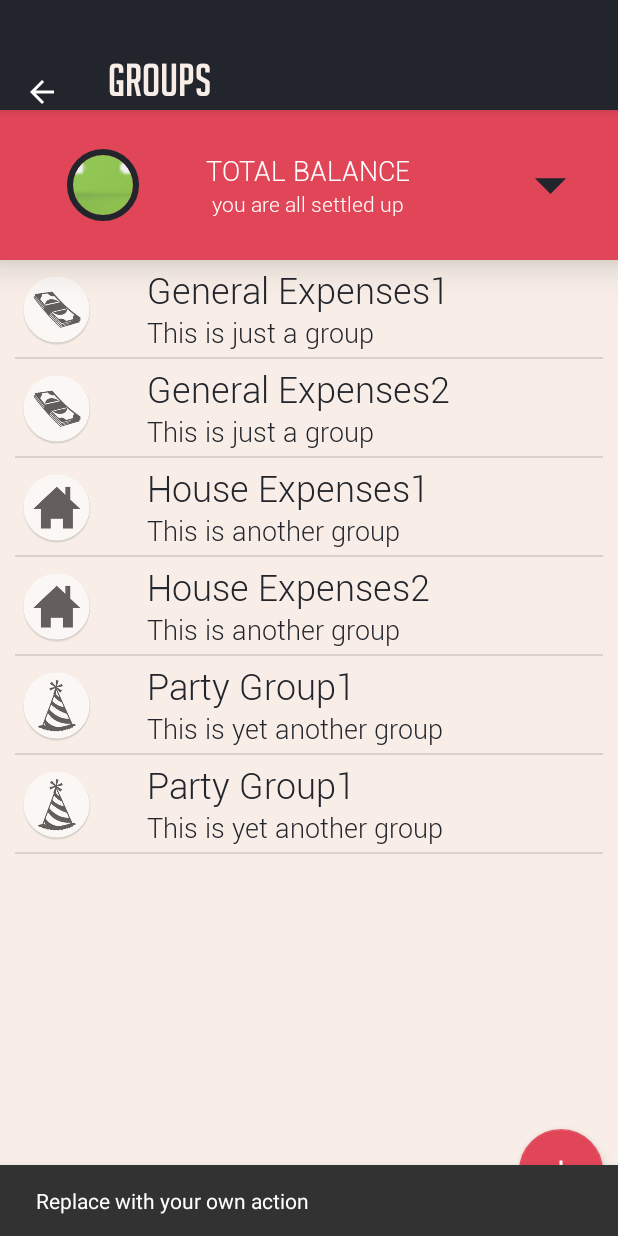
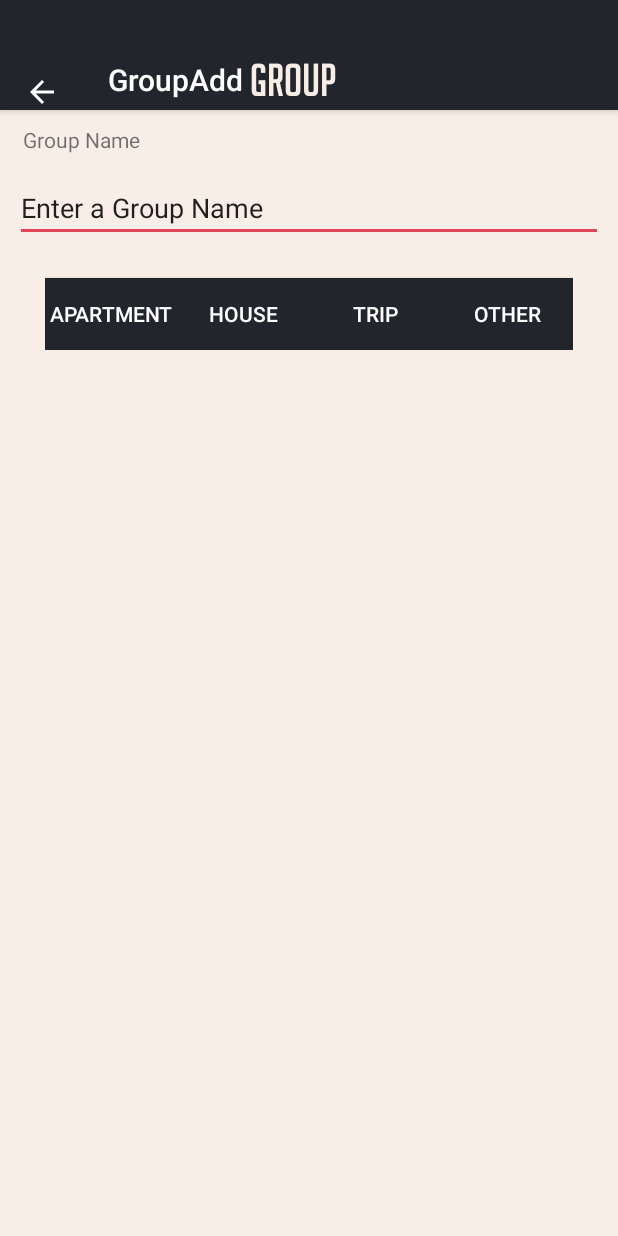
Before and after one commit to IamTheLime/BlockSplitWiseClient, an Android app: the Groups screen opened directly, with no data from a screen before it, after a tap on an icon or button, on a phone screen of 412 x 824 dp. Run offline under Robolectric (Android 15) with nearby library versions, the phone set to English and light mode, and no system bars; plain views replace CircularImageView.

Commit message:
Adicionado o GroupAdd mas não foi implementado

```diff
--- a/ClientBlockSplitWise/app/src/main/AndroidManifest.xml
+++ b/ClientBlockSplitWise/app/src/main/AndroidManifest.xml
@@ -5,7 +5,7 @@
     <!-- To auto-complete the email text field in the login form with the user's emails -->
     <uses-permission android:name="android.permission.GET_ACCOUNTS" />
     <uses-permission android:name="android.permission.READ_PROFILE" />
-    <uses-permission android:name="android.permission.INTERNET"/>
+    <uses-permission android:name="android.permission.INTERNET" />
     <uses-permission android:name="android.permission.READ_CONTACTS" />
 
     <application
@@ -64,6 +64,15 @@
                 android:name="android.support.PARENT_ACTIVITY"
                 android:value="com.blocksplitwise.clientblocksplitwise.Groups" />
         </activity>
+        <activity
+            android:name=".GroupAdd"
+            android:label="@string/title_activity_group_add"
+            android:parentActivityName=".Groups"
+            android:theme="@style/AppTheme.NoActionBar">
+            <meta-data
+                android:name="android.support.PARENT_ACTIVITY"
+                android:value="com.blocksplitwise.clientblocksplitwise.Groups" />
+        </activity>
     </application>
 
 </manifest>
--- /dev/null
+++ b/ClientBlockSplitWise/app/src/main/java/com/blocksplitwise/clientblocksplitwise/GroupAdd.java
@@ -0,0 +1,42 @@
+package com.blocksplitwise.clientblocksplitwise;
+
+import android.graphics.Typeface;
+import android.os.Build;
+import android.os.Bundle;
+import android.support.design.widget.FloatingActionButton;
+import android.support.design.widget.Snackbar;
+import android.support.v7.app.AppCompatActivity;
+import android.support.v7.widget.Toolbar;
+import android.view.View;
+import android.view.Window;
+import android.view.WindowManager;
+import android.widget.TextView;
+
+public class GroupAdd extends AppCompatActivity {
+
+    @Override
+    protected void onCreate(Bundle savedInstanceState) {
+        if (Build.VERSION.SDK_INT >= Build.VERSION_CODES.KITKAT) {
+            Window w = getWindow();
+            w.addFlags(WindowManager.LayoutParams.FLAG_TRANSLUCENT_STATUS);
+        }
+
+        super.onCreate(savedInstanceState);
+        setContentView(R.layout.activity_group_add);
+        Toolbar toolbar = (Toolbar) findViewById(R.id.toolbar);
+        /////////////////////////////FONT TOP///////////////////////////////////////
+        TextView tv = (TextView) findViewById(R.id.toolbar_title);
+        Typeface face = Typeface.createFromAsset((getAssets()),"font/Amethyst.ttf");
+        tv.setTypeface(face);
+        tv.setText("GROUP");
+        tv.setTextSize(30);
+        ////////////////////////////////////////////////////////////////////////////
+        setSupportActionBar(toolbar);
+        getSupportActionBar().setDisplayHomeAsUpEnabled(true);
+        findViewById(R.id.toolbar).setPadding(0,50,0,0);
+        getSupportActionBar().setDisplayHomeAsUpEnabled(true);
+
+
+    }
+
+}
--- a/ClientBlockSplitWise/app/src/main/java/com/blocksplitwise/clientblocksplitwise/Groups.java
+++ b/ClientBlockSplitWise/app/src/main/java/com/blocksplitwise/clientblocksplitwise/Groups.java
@@ -74,8 +74,8 @@ public class Groups extends AppCompatActivity {
         fab.setOnClickListener(new View.OnClickListener() {
             @Override
             public void onClick(View view) {
-                Snackbar.make(view, "Replace with your own action", Snackbar.LENGTH_LONG)
-                        .setAction("Action", null).show();
+                Intent addGroup = new Intent(Groups.this,GroupAdd.class);
+                startActivityForResult(addGroup,0);
             }
         });
         //Creates popup button whenever the arrow is pressed, Still A WIP
--- /dev/null
+++ b/ClientBlockSplitWise/app/src/main/res/layout/activity_group_add.xml
@@ -0,0 +1,34 @@
+<?xml version="1.0" encoding="utf-8"?>
+<android.support.design.widget.CoordinatorLayout xmlns:android="http://schemas.android.com/apk/res/android"
+    xmlns:app="http://schemas.android.com/apk/res-auto"
+    xmlns:tools="http://schemas.android.com/tools"
+    android:layout_width="match_parent"
+    android:layout_height="match_parent"
+    tools:context="com.blocksplitwise.clientblocksplitwise.GroupAdd">
+
+    <android.support.design.widget.AppBarLayout
+        android:layout_width="match_parent"
+        android:layout_height="wrap_content"
+        android:theme="@style/AppTheme.AppBarOverlay">
+
+        <android.support.v7.widget.Toolbar
+            android:id="@+id/toolbar"
+            android:layout_width="match_parent"
+            android:layout_height="73dp"
+            android:background="@drawable/side_nav_bar"
+            app:popupTheme="@style/AppTheme.PopupOverlay">
+            <TextView
+                style="@style/TextAppearance.AppCompat.Widget.ActionBar.Title"
+                android:id="@+id/toolbar_title"
+                android:text="TESTE"
+                android:layout_width="wrap_content"
+                android:layout_height="wrap_content"
+                android:textColor="@color/colorBG"
+                android:elevation="20dp"/>
+        </android.support.v7.widget.Toolbar>
+
+    </android.support.design.widget.AppBarLayout>
+
+    <include layout="@layout/content_group_add" />
+
+</android.support.design.widget.CoordinatorLayout>
--- /dev/null
+++ b/ClientBlockSplitWise/app/src/main/res/layout/content_group_add.xml
@@ -0,0 +1,98 @@
+<?xml version="1.0" encoding="utf-8"?>
+<RelativeLayout xmlns:android="http://schemas.android.com/apk/res/android"
+    xmlns:app="http://schemas.android.com/apk/res-auto"
+    xmlns:tools="http://schemas.android.com/tools"
+    android:layout_width="match_parent"
+    android:layout_height="match_parent"
+    app:layout_behavior="@string/appbar_scrolling_view_behavior"
+    tools:context="com.blocksplitwise.clientblocksplitwise.GroupAdd"
+    tools:showIn="@layout/activity_group_add">
+
+    <RelativeLayout
+        android:layout_width="match_parent"
+        android:layout_height="180dp"
+        android:id="@+id/relativeLayout">
+
+    <TextView
+        android:id="@+id/textView4"
+        android:layout_width="wrap_content"
+        android:layout_height="wrap_content"
+        android:layout_alignParentTop="true"
+        android:layout_alignStart="@+id/editText"
+        android:layout_marginStart="5dp"
+        android:layout_marginTop="10dp"
+        android:text="Group Name" />
+
+    <EditText
+        android:id="@+id/editText"
+        android:layout_width="match_parent"
+        android:layout_height="wrap_content"
+        android:layout_marginTop="13dp"
+        android:ems="10"
+        android:inputType="textPersonName"
+        android:text="Enter a Group Name"
+        android:layout_marginLeft="20dp"
+        android:layout_below="@+id/textView4"
+        android:layout_centerHorizontal="true" />
+        <RelativeLayout
+            android:layout_width="wrap_content"
+            android:layout_height="wrap_content"
+            android:layout_centerHorizontal="true"
+            android:paddingBottom="20dp"
+            >
+        <Button
+            android:id="@+id/button"
+            android:layout_width="wrap_content"
+            android:layout_height="wrap_content"
+            android:textColor="@color/textPrimary"
+            android:background="@color/primaryDark"
+            android:layout_alignParentBottom="true"
+            android:bottomRightRadius="0dp"
+            android:bottomLeftRadius="0dp"
+            android:topLeftRadius="0dp"
+            android:topRightRadius="0dp"
+            android:text="Apartment" />
+        <Button
+            android:id="@+id/button2"
+            android:layout_width="wrap_content"
+            android:layout_height="wrap_content"
+            android:textColor="@color/textPrimary"
+            android:background="@color/primaryDark"
+            android:layout_alignParentBottom="true"
+            android:layout_toEndOf="@id/button"
+            android:bottomRightRadius="0dp"
+            android:bottomLeftRadius="0dp"
+            android:topLeftRadius="0dp"
+            android:topRightRadius="0dp"
+            android:text="House" />
+        <Button
+            android:id="@+id/button3"
+            android:layout_width="wrap_content"
+            android:layout_height="wrap_content"
+            android:textColor="@color/textPrimary"
+            android:background="@color/primaryDark"
+            android:layout_alignParentBottom="true"
+            android:layout_toEndOf="@id/button2"
+            android:bottomRightRadius="0dp"
+            android:bottomLeftRadius="0dp"
+            android:topLeftRadius="0dp"
+            android:topRightRadius="0dp"
+            android:text="Trip" />
+        <Button
+            android:id="@+id/button4"
+            android:layout_width="wrap_content"
+            android:layout_height="wrap_content"
+            android:textColor="@color/textPrimary"
+            android:background="@color/primaryDark"
+            android:layout_alignParentBottom="true"
+            android:layout_toEndOf="@id/button3"
+            android:bottomRightRadius="0dp"
+            android:bottomLeftRadius="0dp"
+            android:topLeftRadius="0dp"
+            android:topRightRadius="0dp"
+            android:text="Other" />
+        </RelativeLayout>
+    </RelativeLayout>
+
+
+</RelativeLayout>
--- a/ClientBlockSplitWise/app/src/main/res/values/strings.xml
+++ b/ClientBlockSplitWise/app/src/main/res/values/strings.xml
@@ -22,4 +22,5 @@
     <string name="title_activity_friends"></string>
     <string name="title_activity_groups"></string>
     <string name="title_activity_group"></string>
+    <string name="title_activity_group_add">GroupAdd</string>
 </resources>
--- a/ClientBlockSplitWise/app/src/main/res/values/styles.xml
+++ b/ClientBlockSplitWise/app/src/main/res/values/styles.xml
@@ -19,6 +19,7 @@
     </style>
 
     <style name="AppTheme.PopupOverlay" parent="ThemeOverlay.AppCompat.Light" />
+
     <color name="colorActivated">#EEF5DB</color>
     <color name="primary">#333745</color>
     <color name="primaryDark">#22252C</color>
```
